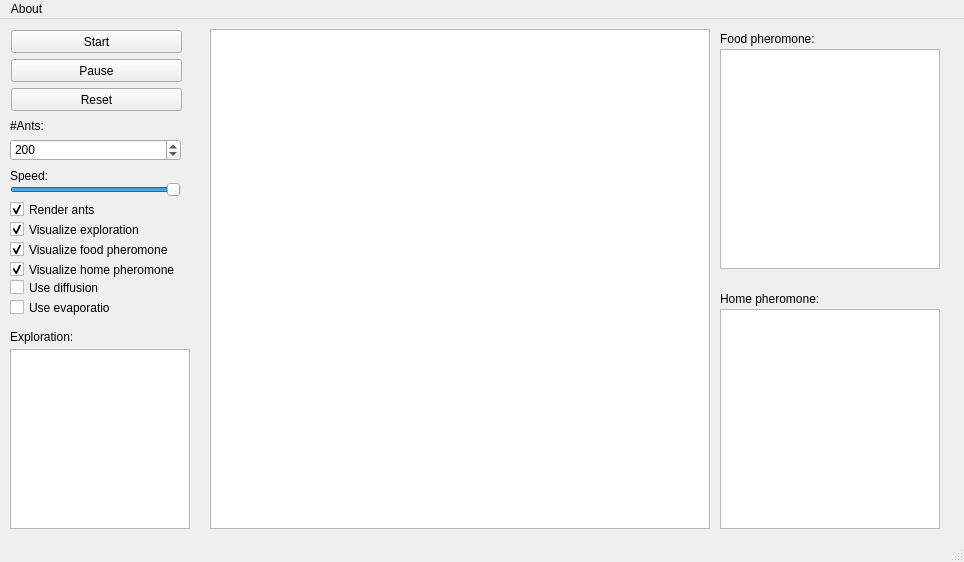
The window that mainwindow.ui (GiorgosMethe/AntsMovement) describes before a commit, drawn with Qt 5.
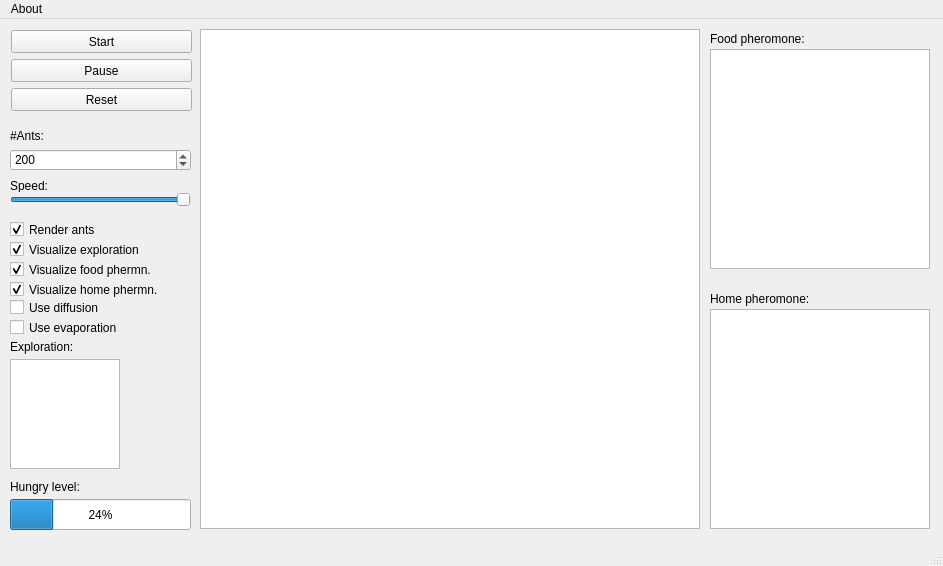
The same window after the commit.

The edit to the form file:
```diff
--- a/mainwindow.ui
+++ b/mainwindow.ui
@@ -6,8 +6,8 @@
    <rect>
     <x>0</x>
     <y>0</y>
-    <width>964</width>
-    <height>562</height>
+    <width>943</width>
+    <height>566</height>
    </rect>
   </property>
   <property name="windowTitle">
@@ -18,8 +18,8 @@
     <property name="geometry">
      <rect>
       <x>10</x>
-      <y>120</y>
-      <width>171</width>
+      <y>130</y>
+      <width>181</width>
       <height>22</height>
      </rect>
     </property>
@@ -37,7 +37,7 @@
     <property name="geometry">
      <rect>
       <x>10</x>
-      <y>100</y>
+      <y>110</y>
       <width>46</width>
       <height>13</height>
      </rect>
@@ -50,8 +50,8 @@
     <property name="geometry">
      <rect>
       <x>10</x>
-      <y>160</y>
-      <width>171</width>
+      <y>170</y>
+      <width>181</width>
       <height>22</height>
      </rect>
     </property>
@@ -75,7 +75,7 @@
     <property name="geometry">
      <rect>
       <x>10</x>
-      <y>150</y>
+      <y>160</y>
       <width>46</width>
       <height>13</height>
      </rect>
@@ -88,8 +88,8 @@
     <property name="geometry">
      <rect>
       <x>10</x>
-      <y>180</y>
-      <width>231</width>
+      <y>200</y>
+      <width>181</width>
       <height>21</height>
      </rect>
     </property>
@@ -104,8 +104,8 @@
     <property name="geometry">
      <rect>
       <x>10</x>
-      <y>200</y>
-      <width>231</width>
+      <y>220</y>
+      <width>181</width>
       <height>21</height>
      </rect>
     </property>
@@ -119,7 +119,7 @@
    <widget class="QGraphicsView" name="graphicsView">
     <property name="geometry">
      <rect>
-      <x>210</x>
+      <x>200</x>
       <y>10</y>
       <width>500</width>
       <height>500</height>
@@ -144,7 +144,7 @@
    <widget class="QGraphicsView" name="graphicsView_2">
     <property name="geometry">
      <rect>
-      <x>720</x>
+      <x>710</x>
       <y>30</y>
       <width>220</width>
       <height>220</height>
@@ -154,7 +154,7 @@
    <widget class="QGraphicsView" name="graphicsView_3">
     <property name="geometry">
      <rect>
-      <x>720</x>
+      <x>710</x>
       <y>290</y>
       <width>220</width>
       <height>220</height>
@@ -164,9 +164,9 @@
    <widget class="QLabel" name="label_3">
     <property name="geometry">
      <rect>
-      <x>720</x>
+      <x>710</x>
       <y>10</y>
-      <width>131</width>
+      <width>221</width>
       <height>20</height>
      </rect>
     </property>
@@ -177,9 +177,9 @@
    <widget class="QLabel" name="label_4">
     <property name="geometry">
      <rect>
-      <x>720</x>
+      <x>710</x>
       <y>270</y>
-      <width>131</width>
+      <width>221</width>
       <height>20</height>
      </rect>
     </property>
@@ -192,7 +192,7 @@
      <rect>
       <x>11</x>
       <y>11</y>
-      <width>171</width>
+      <width>181</width>
       <height>23</height>
      </rect>
     </property>
@@ -205,7 +205,7 @@
      <rect>
       <x>11</x>
       <y>40</y>
-      <width>171</width>
+      <width>181</width>
       <height>23</height>
      </rect>
     </property>
@@ -218,7 +218,7 @@
      <rect>
       <x>11</x>
       <y>69</y>
-      <width>171</width>
+      <width>181</width>
       <height>23</height>
      </rect>
     </property>
@@ -230,9 +230,9 @@
     <property name="geometry">
      <rect>
       <x>10</x>
-      <y>330</y>
-      <width>180</width>
-      <height>180</height>
+      <y>340</y>
+      <width>110</width>
+      <height>110</height>
      </rect>
     </property>
    </widget>
@@ -240,8 +240,8 @@
     <property name="geometry">
      <rect>
       <x>10</x>
-      <y>310</y>
-      <width>81</width>
+      <y>320</y>
+      <width>181</width>
       <height>16</height>
      </rect>
     </property>
@@ -253,29 +253,29 @@
     <property name="geometry">
      <rect>
       <x>10</x>
-      <y>220</y>
-      <width>231</width>
-      <height>21</height>
-     </rect>
-    </property>
-    <property name="text">
-     <string>Visualize food pheromone</string>
-    </property>
-    <property name="checked">
-     <bool>true</bool>
-    </property>
-   </widget>
-   <widget class="QCheckBox" name="checkBox_4">
-    <property name="geometry">
-     <rect>
-      <x>10</x>
       <y>240</y>
-      <width>231</width>
+      <width>181</width>
       <height>21</height>
      </rect>
     </property>
     <property name="text">
-     <string>Visualize home pheromone</string>
+     <string>Visualize food phermn.</string>
+    </property>
+    <property name="checked">
+     <bool>true</bool>
+    </property>
+   </widget>
+   <widget class="QCheckBox" name="checkBox_4">
+    <property name="geometry">
+     <rect>
+      <x>10</x>
+      <y>260</y>
+      <width>181</width>
+      <height>21</height>
+     </rect>
+    </property>
+    <property name="text">
+     <string>Visualize home phermn.</string>
     </property>
     <property name="checked">
      <bool>true</bool>
@@ -285,8 +285,8 @@
     <property name="geometry">
      <rect>
       <x>10</x>
-      <y>280</y>
-      <width>101</width>
+      <y>300</y>
+      <width>191</width>
       <height>17</height>
      </rect>
     </property>
@@ -298,8 +298,8 @@
     <property name="geometry">
      <rect>
       <x>10</x>
-      <y>260</y>
-      <width>91</width>
+      <y>280</y>
+      <width>181</width>
       <height>17</height>
      </rect>
     </property>
@@ -307,14 +307,43 @@
      <string>Use diffusion</string>
     </property>
    </widget>
+   <widget class="QProgressBar" name="progressBar">
+    <property name="geometry">
+     <rect>
+      <x>10</x>
+      <y>480</y>
+      <width>181</width>
+      <height>31</height>
+     </rect>
+    </property>
+    <property name="value">
+     <number>24</number>
+    </property>
+    <property name="format">
+     <string>%p%</string>
+    </property>
+   </widget>
+   <widget class="QLabel" name="label_6">
+    <property name="geometry">
+     <rect>
+      <x>10</x>
+      <y>460</y>
+      <width>181</width>
+      <height>16</height>
+     </rect>
+    </property>
+    <property name="text">
+     <string>Hungry level:</string>
+    </property>
+   </widget>
   </widget>
   <widget class="QMenuBar" name="menuBar">
    <property name="geometry">
     <rect>
      <x>0</x>
      <y>0</y>
-     <width>964</width>
-     <height>21</height>
+     <width>943</width>
+     <height>20</height>
     </rect>
    </property>
    <widget class="QMenu" name="menuAbout">
```
